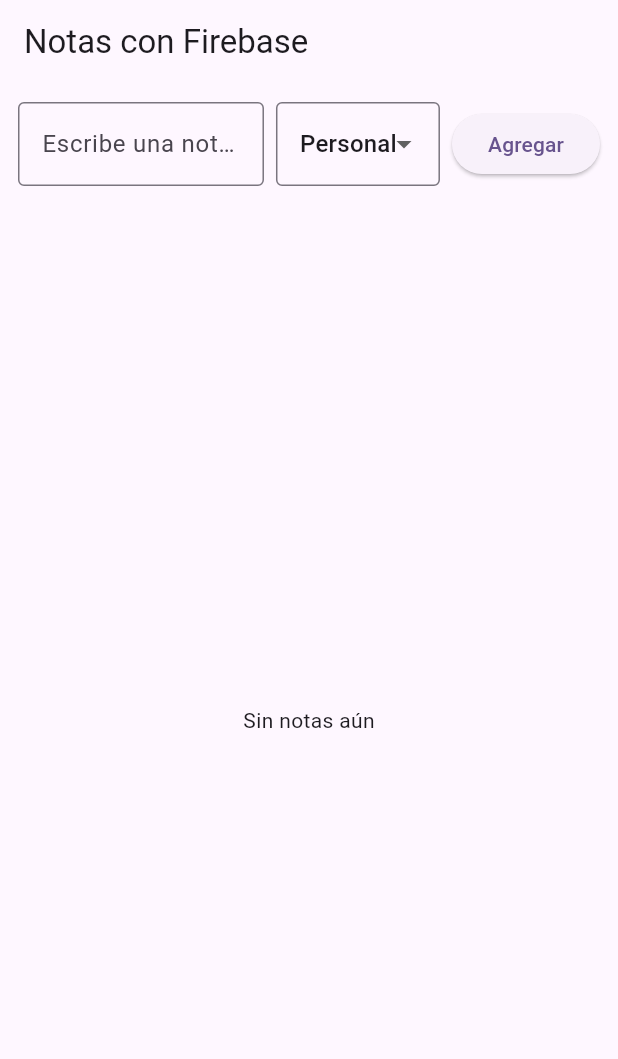
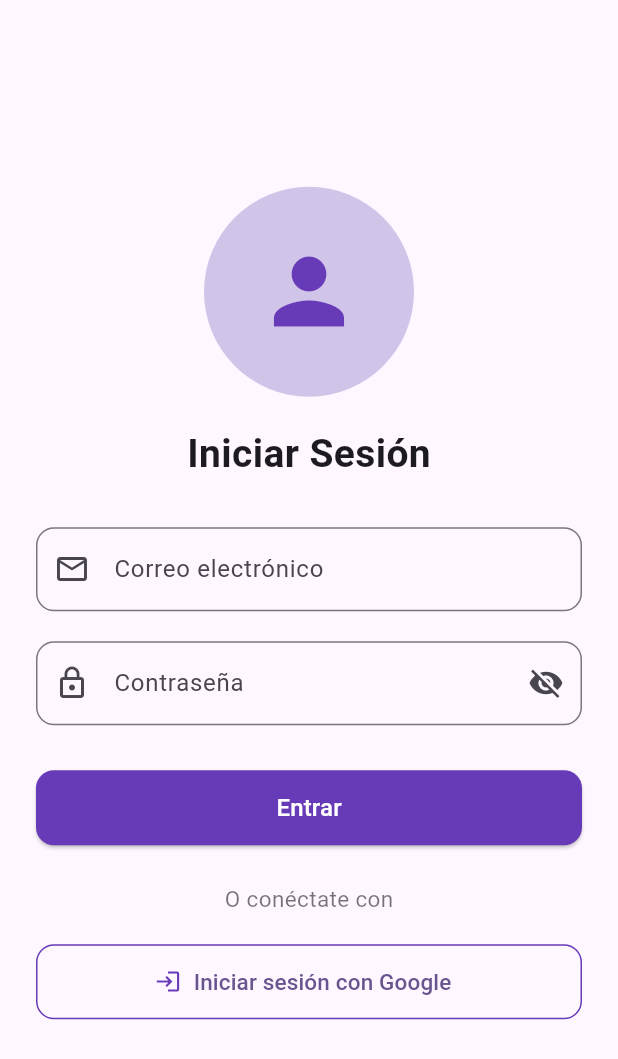
Before and after one commit to HectorVilleda-glich/Firebase_App, a Flutter app: the screen it shows after launch, on a phone screen of 412 x 824 dp. Shown: the top 1059 px of the screen. Run offline on Flutter 3.47's test engine with Material 3 defaults, Android fonts, the phone set to English and light mode, and no system bars; our stand-ins replace cloud_firestore, firebase_auth, firebase_core; accounts and stored records are empty.

Commit message:
Apartado de Login

```diff
--- /dev/null
+++ b/lib/login_page.dart
@@ -0,0 +1,163 @@
+import 'package:flutter/material.dart';
+import 'package:firebase_auth/firebase_auth.dart';
+
+class LoginPage extends StatefulWidget {
+  const LoginPage({super.key});
+
+  @override
+  State<LoginPage> createState() => _LoginPageState();
+}
+
+class _LoginPageState extends State<LoginPage> {
+  final emailCtrl = TextEditingController();
+  final passCtrl = TextEditingController();
+  bool showPass = false;
+  bool loading = false;
+
+  Future<void> _login() async {
+    final email = emailCtrl.text.trim();
+    final pass = passCtrl.text.trim();
+
+    if (email.isEmpty || pass.isEmpty) {
+      _snack("Completa todos los campos");
+      return;
+    }
+
+    try {
+      setState(() => loading = true);
+
+      await FirebaseAuth.instance.signInWithEmailAndPassword(
+        email: email,
+        password: pass,
+      );
+
+    } on FirebaseAuthException catch (e) {
+      _snack(e.message ?? "Error inesperado");
+    } finally {
+      setState(() => loading = false);
+    }
+  }
+
+  void _snack(String msg) {
+    ScaffoldMessenger.of(context).showSnackBar(
+      SnackBar(content: Text(msg)),
+    );
+  }
+
+  @override
+  Widget build(BuildContext context) {
+    return Scaffold(
+      body: Center(
+        child: SingleChildScrollView(
+          padding: const EdgeInsets.all(24),
+          child: Column(
+            mainAxisAlignment: MainAxisAlignment.center,
+            children: [
+
+              Container(
+                width: 140,
+                height: 140,
+                decoration: BoxDecoration(
+                  color: Colors.deepPurple.shade100,
+                  shape: BoxShape.circle,
+                ),
+                child: const Icon(
+                  Icons.person,
+                  size: 70,
+                  color: Colors.deepPurple,
+                ),
+              ),
+
+              const SizedBox(height: 20),
+
+              const Text(
+                "Iniciar Sesión",
+                style: TextStyle(fontSize: 26, fontWeight: FontWeight.bold),
+              ),
+
+              const SizedBox(height: 30),
+
+              TextField(
+                controller: emailCtrl,
+                decoration: InputDecoration(
+                  labelText: "Correo electrónico",
+                  prefixIcon: const Icon(Icons.email_outlined),
+                  border: OutlineInputBorder(
+                    borderRadius: BorderRadius.circular(12),
+                  ),
+                ),
+              ),
+
+              const SizedBox(height: 20),
+
+              TextField(
+                controller: passCtrl,
+                obscureText: !showPass,
+                decoration: InputDecoration(
+                  labelText: "Contraseña",
+                  prefixIcon: const Icon(Icons.lock_outline),
+                  suffixIcon: IconButton(
+                    icon: Icon(
+                      showPass ? Icons.visibility : Icons.visibility_off,
+                    ),
+                    onPressed: () =>
+                        setState(() => showPass = !showPass),
+                  ),
+                  border: OutlineInputBorder(
+                    borderRadius: BorderRadius.circular(12),
+                  ),
+                ),
+              ),
+
+              const SizedBox(height: 30),
+
+              ElevatedButton(
+                onPressed: loading ? null : _login,
+                style: ElevatedButton.styleFrom(
+                  minimumSize: const Size(double.infinity, 50),
+                  backgroundColor: Colors.deepPurple,
+                  foregroundColor: Colors.white,
+                  shape: RoundedRectangleBorder(
+                    borderRadius: BorderRadius.circular(12),
+                  ),
+                ),
+                child: loading
+                    ? const CircularProgressIndicator(color: Colors.white)
+                    : const Text("Entrar", style: TextStyle(fontSize: 16)),
+              ),
+
+              const SizedBox(height: 25),
+
+              const Text(
+                "O conéctate con",
+                style: TextStyle(fontSize: 15, color: Colors.black54),
+              ),
+
+              const SizedBox(height: 20),
+
+              OutlinedButton.icon(
+                onPressed: () {
+                  _snack("Función no implementada aún");
+                },
+                icon: const Icon(Icons.login, color: Colors.deepPurple),
+                label: const Text(
+                  "Iniciar sesión con Google",
+                  style: TextStyle(fontSize: 15),
+                ),
+                style: OutlinedButton.styleFrom(
+                  minimumSize: const Size(double.infinity, 50),
+                  side: const BorderSide(color: Colors.deepPurple),
+                  shape: RoundedRectangleBorder(
+                    borderRadius: BorderRadius.circular(12),
+                  ),
+                ),
+              ),
+
+              const SizedBox(height: 20),
+            ],
+          ),
+        ),
+      ),
+    );
+  }
+}
--- a/lib/main.dart
+++ b/lib/main.dart
@@ -1,8 +1,11 @@
 import 'package:flutter/material.dart';
 import 'package:firebase_core/firebase_core.dart';
 import 'package:cloud_firestore/cloud_firestore.dart';
+import 'package:firebase_auth/firebase_auth.dart';
+
 import 'firebase_config.dart';
 import 'firestone_service.dart';
+import 'login_page.dart';
 
 void main() async {
   WidgetsFlutterBinding.ensureInitialized();
@@ -17,7 +20,23 @@ class MyApp extends StatelessWidget {
     return MaterialApp(
       title: 'Notas con Firebase',
       theme: ThemeData(useMaterial3: true, colorSchemeSeed: Colors.deepPurple),
-      home: const NotesPage(),
+
+      home: StreamBuilder(
+        stream: FirebaseAuth.instance.authStateChanges(),
+        builder: (context, snapshot) {
+          if (snapshot.connectionState == ConnectionState.waiting) {
+            return const Scaffold(
+              body: Center(child: CircularProgressIndicator()),
+            );
+          }
+
+          if (!snapshot.hasData) {
+            return const LoginPage();
+          }
+
+          return const NotesPage();
+        },
+      ),
     );
   }
 }
@@ -51,7 +70,9 @@ class _NotesPageState extends State<NotesPage> {
         content: Column(
           mainAxisSize: MainAxisSize.min,
           children: [
-            TextField(controller: ctrl, decoration: const InputDecoration(labelText: 'Texto')),
+            TextField(
+                controller: ctrl,
+                decoration: const InputDecoration(labelText: 'Texto')),
             const SizedBox(height: 12),
             DropdownButtonFormField<String>(
               value: selectedCategory,
@@ -67,7 +88,9 @@ class _NotesPageState extends State<NotesPage> {
           ],
         ),
         actions: [
-          TextButton(onPressed: () => Navigator.pop(context), child: const Text('Cancelar')),
+          TextButton(
+              onPressed: () => Navigator.pop(context),
+              child: const Text('Cancelar')),
           ElevatedButton(
             onPressed: () => Navigator.pop(context, {
               'text': ctrl.text.trim(),
@@ -87,7 +110,6 @@ class _NotesPageState extends State<NotesPage> {
     await _service.deleteNote(id);
   }
 
-  // ✅ Método para formatear fecha sin usar intl
   String _formatDate(Timestamp timestamp) {
     final date = timestamp.toDate();
     final h = date.hour.toString().padLeft(2, '0');
@@ -101,7 +123,15 @@ class _NotesPageState extends State<NotesPage> {
   @override
   Widget build(BuildContext context) {
     return Scaffold(
-      appBar: AppBar(title: const Text('Notas con Firebase')),
+      appBar: AppBar(
+        title: const Text('Notas con Firebase'),
+        actions: [
+          IconButton(
+            icon: const Icon(Icons.logout),
+            onPressed: () => FirebaseAuth.instance.signOut(),
+          )
+        ],
+      ),
       body: Column(
         children: [
           Padding(
@@ -125,17 +155,22 @@ class _NotesPageState extends State<NotesPage> {
                   child: DropdownButtonFormField<String>(
                     value: _selectedCategory,
                     items: const [
-                      DropdownMenuItem(value: 'Personal', child: Text('Personal')),
-                      DropdownMenuItem(value: 'Trabajo', child: Text('Trabajo')),
-                      DropdownMenuItem(value: 'Estudio', child: Text('Estudio')),
+                      DropdownMenuItem(
+                          value: 'Personal', child: Text('Personal')),
+                      DropdownMenuItem(
+                          value: 'Trabajo', child: Text('Trabajo')),
+                      DropdownMenuItem(
+                          value: 'Estudio', child: Text('Estudio')),
                       DropdownMenuItem(value: 'Otro', child: Text('Otro')),
                     ],
                     onChanged: (v) => setState(() => _selectedCategory = v!),
-                    decoration: const InputDecoration(border: OutlineInputBorder()),
+                    decoration:
+                        const InputDecoration(border: OutlineInputBorder()),
                   ),
                 ),
                 const SizedBox(width: 8),
-                ElevatedButton(onPressed: _addNote, child: const Text('Agregar')),
+                ElevatedButton(
+                    onPressed: _addNote, child: const Text('Agregar')),
               ],
             ),
           ),
@@ -147,7 +182,9 @@ class _NotesPageState extends State<NotesPage> {
                   return const Center(child: CircularProgressIndicator());
                 }
                 final notes = snapshot.data!.docs;
-                if (notes.isEmpty) return const Center(child: Text('Sin notas aún'));
+                if (notes.isEmpty) {
+                  return const Center(child: Text('Sin notas aún'));
+                }
 
                 return ListView.builder(
                   itemCount: notes.length,
@@ -158,14 +195,16 @@ class _NotesPageState extends State<NotesPage> {
                     final createdAt = doc['createdAt'] as Timestamp;
 
                     return ListTile(
-                      title: Text(text, style: const TextStyle(fontWeight: FontWeight.bold)),
+                      title: Text(text,
+                          style: const TextStyle(fontWeight: FontWeight.bold)),
                       subtitle: Text(
                         'Categoría: $category\nCreado: ${_formatDate(createdAt)}',
                         style: const TextStyle(color: Colors.black54),
                       ),
                       onTap: () => _editNote(doc.id, text, category),
                       trailing: IconButton(
-                        icon: const Icon(Icons.delete, color: Colors.redAccent),
+                        icon:
+                            const Icon(Icons.delete, color: Colors.redAccent),
                         onPressed: () => _deleteNote(doc.id),
                       ),
                     );
--- a/pubspec.yaml
+++ b/pubspec.yaml
@@ -32,7 +32,7 @@ dependencies:
     sdk: flutter
   cloud_firestore: ^5.4.4
   firebase_core: ^3.6.0
-
+  firebase_auth: ^5.3.2
 
   # The following adds the Cupertino Icons font to your application.
   # Use with the CupertinoIcons class for iOS style icons.
```
Also changed, not shown: pubspec.lock, 3 other files.
